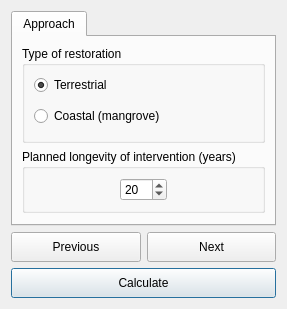
Old version of the form LDMP/gui/DlgCalculateRestBiomassData.ui in the repository ConservationInternational/trends.earth.
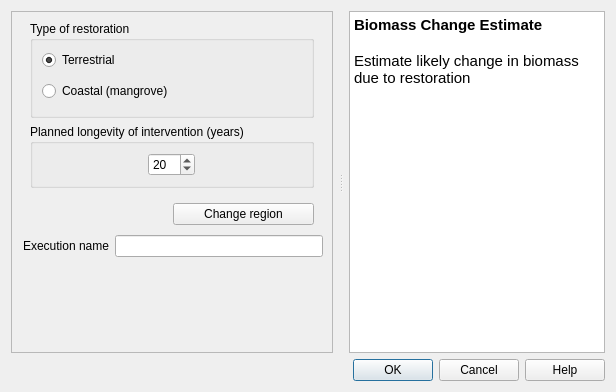
New version of the form.

Commit message: changes on all algorithm dialogs UI components

The edit to the form file:
```diff
--- a/LDMP/gui/DlgCalculateRestBiomassData.ui
+++ b/LDMP/gui/DlgCalculateRestBiomassData.ui
@@ -6,8 +6,8 @@
    <rect>
     <x>0</x>
     <y>0</y>
-    <width>258</width>
-    <height>288</height>
+    <width>616</width>
+    <height>392</height>
    </rect>
   </property>
   <property name="sizePolicy">
@@ -21,24 +21,48 @@
   </property>
   <layout class="QVBoxLayout" name="verticalLayout">
    <item>
-    <widget class="QTabWidget" name="TabBox">
+    <widget class="QSplitter" name="splitter">
+     <property name="orientation">
+      <enum>Qt::Horizontal</enum>
+     </property>
+     <property name="handleWidth">
+      <number>16</number>
+     </property>
+     <widget class="QFrame" name="configurations">
      <property name="sizePolicy">
-      <sizepolicy hsizetype="Minimum" vsizetype="Expanding">
-       <horstretch>0</horstretch>
+       <sizepolicy hsizetype="Expanding" vsizetype="Expanding">
+        <horstretch>2</horstretch>
        <verstretch>0</verstretch>
       </sizepolicy>
      </property>
-     <property name="tabShape">
-      <enum>QTabWidget::Rounded</enum>
-     </property>
-     <property name="currentIndex">
+      <property name="frameShape">
+       <enum>QFrame::StyledPanel</enum>
+      </property>
+      <property name="frameShadow">
+       <enum>QFrame::Raised</enum>
+      </property>
+      <layout class="QVBoxLayout" name="verticalLayout_3">
+       <property name="leftMargin">
+        <number>9</number>
+       </property>
+       <property name="topMargin">
       <number>0</number>
      </property>
-     <widget class="QWidget" name="ApproachTab">
-      <attribute name="title">
-       <string>Approach</string>
-      </attribute>
-      <layout class="QVBoxLayout" name="verticalLayout_4">
+       <property name="rightMargin">
+        <number>9</number>
+       </property>
+       <property name="bottomMargin">
+        <number>4</number>
+       </property>
+       <item>
+        <widget class="QFrame" name="setup_frame">
+         <property name="frameShape">
+          <enum>QFrame::NoFrame</enum>
+         </property>
+         <property name="frameShadow">
+          <enum>QFrame::Raised</enum>
+         </property>
+         <layout class="QVBoxLayout" name="verticalLayout_2">
        <item>
         <widget class="QGroupBox" name="groupBox">
          <property name="sizePolicy">
@@ -50,7 +74,7 @@
          <property name="title">
           <string>Type of restoration</string>
          </property>
-         <layout class="QVBoxLayout" name="verticalLayout_3">
+            <layout class="QVBoxLayout" name="verticalLayout_4">
           <item>
            <widget class="QRadioButton" name="radioButton_rest_type_terrestrial">
             <property name="text">
@@ -91,7 +115,7 @@
          <property name="title">
           <string>Planned longevity of intervention (years)</string>
          </property>
-         <layout class="QHBoxLayout" name="horizontalLayout">
+            <layout class="QHBoxLayout" name="horizontalLayout_3">
           <item alignment="Qt::AlignHCenter">
            <widget class="QSpinBox" name="spinBox_years">
             <property name="maximumSize">
@@ -114,8 +138,67 @@
          </layout>
         </widget>
        </item>
+         </layout>
+        </widget>
+       </item>
        <item>
-        <spacer name="verticalSpacer_2">
+        <layout class="QHBoxLayout" name="horizontalLayout">
+         <property name="leftMargin">
+          <number>5</number>
+         </property>
+         <property name="rightMargin">
+          <number>9</number>
+         </property>
+         <property name="bottomMargin">
+          <number>4</number>
+         </property>
+         <item>
+          <widget class="QLabel" name="region_la">
+           <property name="toolTip">
+            <string>The current selected region of interest</string>
+           </property>
+           <property name="text">
+            <string/>
+           </property>
+           <property name="wordWrap">
+            <bool>true</bool>
+           </property>
+          </widget>
+         </item>
+         <item>
+          <widget class="QPushButton" name="region_button">
+           <property name="toolTip">
+            <string>&lt;html&gt;&lt;head/&gt;&lt;body&gt;&lt;p&gt;Opens settings dialog in order to change region of interest.&lt;/p&gt;&lt;p&gt;&lt;br/&gt;&lt;/p&gt;&lt;/body&gt;&lt;/html&gt;</string>
+           </property>
+           <property name="text">
+            <string>Change region</string>
+           </property>
+          </widget>
+         </item>
+        </layout>
+       </item>
+       <item>
+        <layout class="QHBoxLayout" name="horizontalLayout_2">
+         <property name="leftMargin">
+          <number>2</number>
+         </property>
+         <item>
+          <widget class="QLabel" name="execution_name_la">
+           <property name="toolTip">
+            <string>Auto generated name for the task which can be edited</string>
+           </property>
+           <property name="text">
+            <string>Execution name</string>
+           </property>
+          </widget>
+         </item>
+         <item>
+          <widget class="QLineEdit" name="execution_name_le"/>
+         </item>
+        </layout>
+       </item>
+       <item>
+        <spacer name="verticalSpacer">
          <property name="orientation">
           <enum>Qt::Vertical</enum>
          </property>
@@ -129,70 +212,45 @@
        </item>
       </layout>
      </widget>
+     <widget class="QTextBrowser" name="alg_help">
+      <property name="sizePolicy">
+       <sizepolicy hsizetype="Expanding" vsizetype="Expanding">
+        <horstretch>0</horstretch>
+        <verstretch>0</verstretch>
+       </sizepolicy>
+      </property>
+      <property name="accessibleName">
+       <string/>
+      </property>
+      <property name="html">
+       <string>&lt;!DOCTYPE HTML PUBLIC &quot;-//W3C//DTD HTML 4.0//EN&quot; &quot;http://www.w3.org/TR/REC-html40/strict.dtd&quot;&gt;
+&lt;html&gt;&lt;head&gt;&lt;meta name=&quot;qrichtext&quot; content=&quot;1&quot; /&gt;&lt;style type=&quot;text/css&quot;&gt;
+p, li { white-space: pre-wrap; }
+&lt;/style&gt;&lt;/head&gt;&lt;body style=&quot; font-family:'Ubuntu'; font-size:11pt; font-weight:400; font-style:normal;&quot;&gt;
+&lt;p style=&quot; margin-top:0px; margin-bottom:0px; margin-left:0px; margin-right:0px; -qt-block-indent:0; text-indent:0px;&quot;&gt;&lt;span style=&quot; font-weight:600;&quot;&gt;Biomass Change Estimate&lt;/span&gt;&lt;/p&gt;
+&lt;p style=&quot;-qt-paragraph-type:empty; margin-top:0px; margin-bottom:0px; margin-left:0px; margin-right:0px; -qt-block-indent:0; text-indent:0px; font-weight:600;&quot;&gt;&lt;br /&gt;&lt;/p&gt;
+&lt;p style=&quot; margin-top:0px; margin-bottom:0px; margin-left:0px; margin-right:0px; -qt-block-indent:0; text-indent:0px;&quot;&gt;Estimate likely change in biomass due to restoration&lt;/p&gt;&lt;/body&gt;&lt;/html&gt;</string>
+      </property>
+      <property name="openExternalLinks">
+       <bool>true</bool>
+      </property>
+      <property name="openLinks">
+       <bool>false</bool>
+      </property>
+     </widget>
     </widget>
    </item>
    <item>
-    <layout class="QGridLayout" name="gridLayout_3">
-     <item row="2" column="0" colspan="2">
-      <widget class="QPushButton" name="button_calculate">
-       <property name="sizePolicy">
-        <sizepolicy hsizetype="Minimum" vsizetype="Minimum">
-         <horstretch>0</horstretch>
-         <verstretch>0</verstretch>
-        </sizepolicy>
-       </property>
-       <property name="minimumSize">
-        <size>
-         <width>0</width>
-         <height>30</height>
-        </size>
-       </property>
-       <property name="text">
-        <string>Calculate</string>
-       </property>
-      </widget>
-     </item>
-     <item row="1" column="0">
-      <widget class="QPushButton" name="button_prev">
-       <property name="sizePolicy">
-        <sizepolicy hsizetype="Minimum" vsizetype="Minimum">
-         <horstretch>0</horstretch>
-         <verstretch>0</verstretch>
-        </sizepolicy>
-       </property>
-       <property name="minimumSize">
-        <size>
-         <width>0</width>
-         <height>30</height>
-        </size>
-       </property>
-       <property name="text">
-        <string>Previous</string>
-       </property>
-      </widget>
-     </item>
-     <item row="1" column="1">
-      <widget class="QPushButton" name="button_next">
-       <property name="sizePolicy">
-        <sizepolicy hsizetype="Minimum" vsizetype="Minimum">
-         <horstretch>0</horstretch>
-         <verstretch>0</verstretch>
-        </sizepolicy>
-       </property>
-       <property name="minimumSize">
-        <size>
-         <width>0</width>
-         <height>30</height>
-        </size>
-       </property>
-       <property name="text">
-        <string>Next</string>
-       </property>
-      </widget>
-     </item>
-    </layout>
-   </item>
-  </layout>
+    <widget class="QDialogButtonBox" name="button_box">
+     <property name="orientation">
+      <enum>Qt::Horizontal</enum>
+     </property>
+     <property name="standardButtons">
+      <set>QDialogButtonBox::Cancel|QDialogButtonBox::Help|QDialogButtonBox::Ok</set>
+     </property>
+    </widget>
+   </item>
+  </layout>
  </widget>
  <tabstops>
   <tabstop>TabBox</tabstop>
```
Left out of the diff: 43 changed lines with no effect on the pictures. Lines whose indentation alone changed are shown as unchanged. The commit also changes 17 other files.
